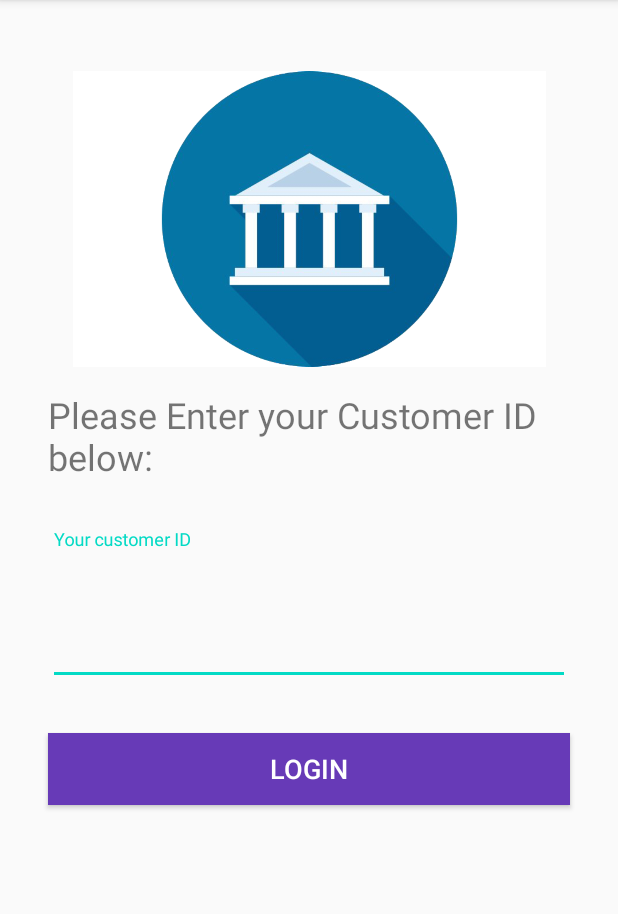
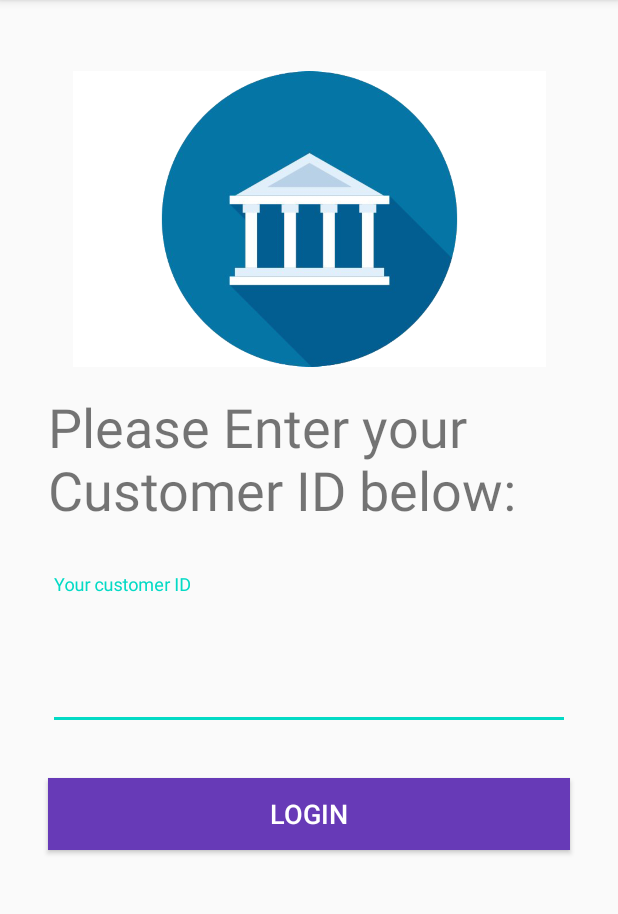
Before and after one commit to rishabh-khurana/ioT-BankingApp, an Android app: the screen it shows after launch (MainActivity), on a phone screen of 412 x 824 dp, the part 84-998 px from its top. Run offline under Robolectric (Android 15) with nearby library versions, the phone set to English and light mode, and no system bars.

Commit message:
added view access variables and changed text size

```diff
--- a/app/src/main/java/com/example/bankassist/MainActivity.kt
+++ b/app/src/main/java/com/example/bankassist/MainActivity.kt
@@ -2,11 +2,20 @@ package com.example.bankassist
 
 import androidx.appcompat.app.AppCompatActivity
 import android.os.Bundle
+import android.view.View
+import android.widget.Button
 
 class MainActivity : AppCompatActivity() {
 
     override fun onCreate(savedInstanceState: Bundle?) {
         super.onCreate(savedInstanceState)
         setContentView(R.layout.activity_main)
+
+        // customer number from database
+        val cutomerNumber = 123456
+        // login button from login Page
+        val loginButton = findViewById<Button>(R.id.loginButton)
+        // customer number entered by user
+        val customerInput = findViewById<View>(R.id.customerInput)
     }
 }
--- a/app/src/main/res/layout/activity_main.xml
+++ b/app/src/main/res/layout/activity_main.xml
@@ -25,7 +25,7 @@
         android:layout_marginEnd="32dp"
         android:layout_marginRight="32dp"
         android:text="Please Enter your Customer ID below:"
-        android:textSize="24sp"
+        android:textSize="36sp"
         android:visibility="visible"
         app:layout_constraintEnd_toEndOf="parent"
         app:layout_constraintHorizontal_bias="0.0"
@@ -33,7 +33,7 @@
         app:layout_constraintTop_toBottomOf="@+id/imageView2" />
 
     <com.google.android.material.textfield.TextInputLayout
-        android:id="@+id/textInputLayout2"
+        android:id="@+id/customerInput"
         android:layout_width="0dp"
         android:layout_height="wrap_content"
         android:layout_marginStart="32dp"
@@ -55,7 +55,7 @@
     </com.google.android.material.textfield.TextInputLayout>
 
     <Button
-        android:id="@+id/button"
+        android:id="@+id/loginButton"
         android:layout_width="0dp"
         android:layout_height="wrap_content"
         android:layout_marginStart="32dp"
@@ -70,6 +70,6 @@
         app:layout_constraintEnd_toEndOf="parent"
         app:layout_constraintHorizontal_bias="1.0"
         app:layout_constraintStart_toStartOf="parent"
-        app:layout_constraintTop_toBottomOf="@+id/textInputLayout2" />
+        app:layout_constraintTop_toBottomOf="@+id/customerInput" />
 
 </androidx.constraintlayout.widget.ConstraintLayout>
```
